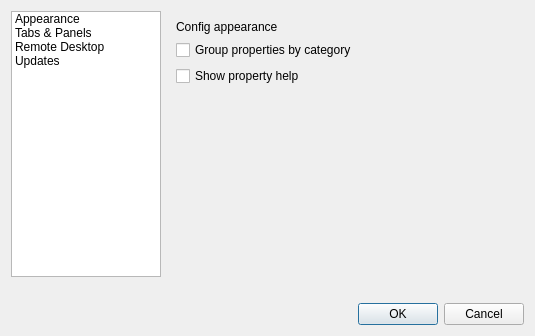
The window that app/ui/OptionsDialog.ui (Crayjones/CMRemote) describes before a commit, drawn with Qt 5.
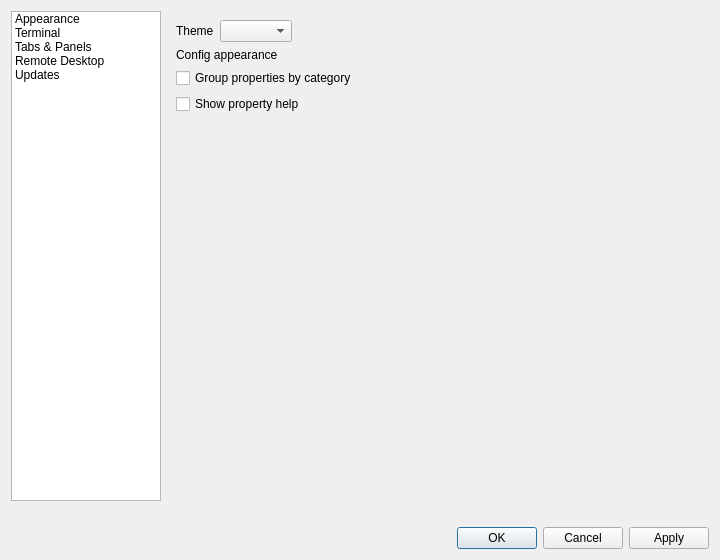
The same window after the commit.

Commit message:
Unify terminal settings and themes and improve connection workflows
Integrate terminal appearance into Settings, add application theme selection and adaptive icons, and support saving Quick Connect credentials. Improve folder connection workflows and expand UI and password regression coverage.

The edit to the form file:
```diff
--- a/app/ui/OptionsDialog.ui
+++ b/app/ui/OptionsDialog.ui
@@ -2,19 +2,25 @@
 <ui version="4.0">
  <class>OptionsDialog</class>
  <widget class="QDialog" name="OptionsDialog">
-  <property name="windowTitle"><string>Options</string></property>
-  <property name="minimumSize"><size><width>480</width><height>300</height></size></property>
+  <property name="windowTitle"><string>Settings</string></property>
+  <property name="minimumSize"><size><width>720</width><height>560</height></size></property>
   <layout class="QVBoxLayout" name="layout">
    <item><layout class="QHBoxLayout" name="pagesLayout">
     <item><widget class="QListWidget" name="categories">
      <property name="maximumSize"><size><width>150</width><height>16777215</height></size></property>
      <item><property name="text"><string>Appearance</string></property></item>
+     <item><property name="text"><string>Terminal</string></property></item>
      <item><property name="text"><string>Tabs &amp; Panels</string></property></item>
      <item><property name="text"><string>Remote Desktop</string></property></item>
      <item><property name="text"><string>Updates</string></property></item>
     </widget></item>
     <item><widget class="QStackedWidget" name="pages">
      <widget class="QWidget" name="appearancePage"><layout class="QVBoxLayout" name="appearanceLayout">
+      <item><layout class="QHBoxLayout" name="themeLayout">
+       <item><widget class="QLabel" name="themeLabel"><property name="text"><string>Theme</string></property><property name="buddy"><cstring>theme</cstring></property></widget></item>
+       <item><widget class="QComboBox" name="theme"/></item>
+       <item><spacer name="themeSpace"><property name="orientation"><enum>Qt::Horizontal</enum></property><property name="sizeHint"><size><width>40</width><height>20</height></size></property></spacer></item>
+      </layout></item>
       <item><widget class="QLabel" name="appearanceTitle"><property name="text"><string>Config appearance</string></property></widget></item>
       <item><widget class="QCheckBox" name="categorized"><property name="text"><string>Group properties by category</string></property></widget></item>
       <item><widget class="QCheckBox" name="propertyHelp"><property name="text"><string>Show property help</string></property></widget></item>
@@ -47,7 +53,7 @@
     </widget></item>
    </layout></item>
    <item><widget class="QLabel" name="error"><property name="text"><string/></property><property name="wordWrap"><bool>true</bool></property><property name="textFormat"><enum>Qt::PlainText</enum></property></widget></item>
-   <item><widget class="QDialogButtonBox" name="buttons"><property name="standardButtons"><set>QDialogButtonBox::Cancel|QDialogButtonBox::Ok</set></property></widget></item>
+   <item><widget class="QDialogButtonBox" name="buttons"><property name="standardButtons"><set>QDialogButtonBox::Apply|QDialogButtonBox::Cancel|QDialogButtonBox::Ok</set></property></widget></item>
   </layout>
  </widget>
  <resources/>
```
Left out of the diff: 4 changed lines with no effect on the pictures. The commit also changes 37 other files.
